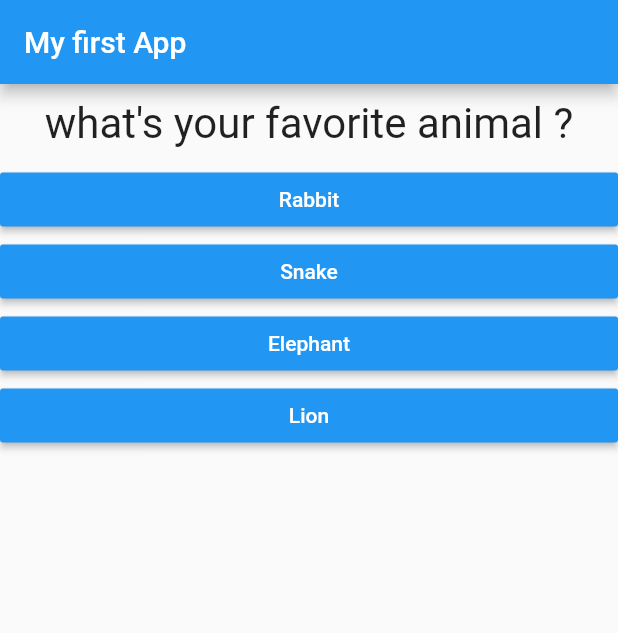
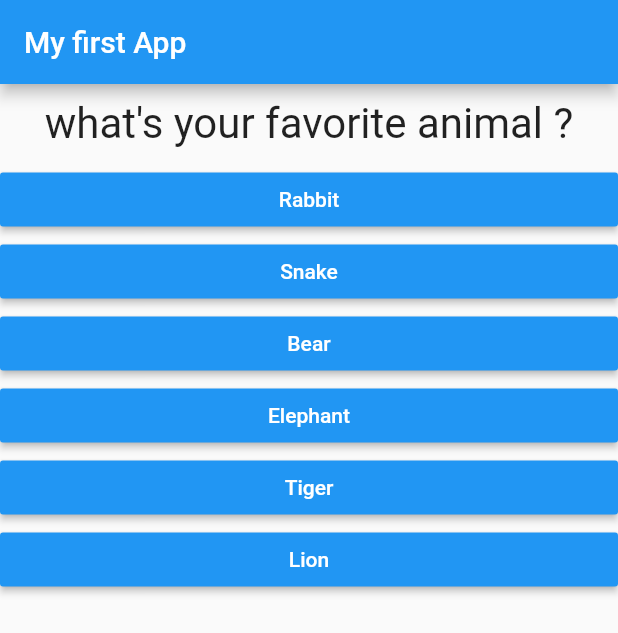
Before and after one commit to YishayGarame/Flutter_questionsApp, a Flutter app: the screen it shows after launch, after a tap on "Black", on a phone screen of 412 x 824 dp. Shown: the top 633 px of the screen. Run offline on Flutter 3.47's test engine with Material 2 defaults, Android fonts, the phone set to English and light mode, and no system bars; missing offline and left inert: dart:ffi.

Commit message:
almost done

```diff
--- a/lib/main.dart
+++ b/lib/main.dart
@@ -1,70 +1,102 @@
 import 'package:flutter/material.dart';
-import './question.dart';
-import './answer.dart';
-void main()
-{
+import './quiz.dart';
+import './result.dart';
+
+void main() {
   runApp(MyApp());
 }
 
 //diff between stateless and stateful on 03:29:00
-class MyApp extends StatefulWidget  {
-
- @override
+class MyApp extends StatefulWidget {
+  @override
   State<StatefulWidget> createState() {
     // TODO: implement createState
-    //_... means private
+    //_ means private
     return _MyAppState();
   }
 }
-class _MyAppState extends State<MyApp>{
+
+class _MyAppState extends State<MyApp> {
+  final _questions = const [
+    {
+      'questionText': 'what\'s your favorite color ?',
+      'answers': [
+        {'text': 'Black', 'score': 10},
+        {'text': 'Red', 'score': 8},
+        {'text': 'Green', 'score': 6},
+        {'text': 'White', 'score': 4},
+        {'text': 'Blue', 'score': 2},
+        {'text': 'Yellow', 'score': 1}
+      ],
+    },
+    {
+      'questionText': 'what\'s your favorite animal ?',
+      'answers': [
+        {'text': 'Rabbit', 'score': 10},
+        {'text': 'Snake', 'score': 8},
+        {'text': 'Bear', 'score': 6},
+        {'text': 'Elephant', 'score': 4},
+        {'text': 'Tiger', 'score': 2},
+        {'text': 'Lion', 'score': 1}
+      ],
+    },
+    {
+      'questionText': 'where\'s your favorite place?',
+      'answers': [
+        {'text': 'Mall', 'score': 10},
+        {'text': 'Gym', 'score': 8},
+        {'text': 'School', 'score': 6},
+        {'text': 'Home', 'score': 4},
+        {'text': 'Friends', 'score': 1},
+        {'text': 'Beach', 'score': 2}
+      ],
+    },
+    {
+      'questionText': 'what\'s your favorite series/Movie?',
+      'answers': [
+        {'text': 'Big momma', 'score': 10},
+        {'text': 'Sparta', 'score': 8},
+        {'text': 'How i met your mother', 'score': 6},
+        {'text': 'Peaky blinders', 'score': 4},
+        {'text': 'Friends', 'score': 1},
+        {'text': 'Game of throness', 'score': 2}
+      ],
+    },
+  ];
   var _questionIndex = 0;
+  var _totalScore = 0;
 
-
-//what make it stop at 2
-  void _answerQuestion(){
+//set the question number and answers
+  void _answerQuestion(int score) {
+    _totalScore += score;
     setState(() {
-    _questionIndex++;
+      _questionIndex++;
     });
     print(_questionIndex);
+    if (_questionIndex < _questions.length) {
+      print('we have more questions!');
+    } else {
+      print('No more questions!');
+    }
   }
 
   @override
   //need to understand the widget-build
-  Widget build(BuildContext context){
+  Widget build(BuildContext context) {
     //Map - Key:Value
-    const questions = [
-      {
-        'questionText': 'what\'s your favorite color ?',
-        'answers': ['Black', 'Red', 'Green', 'White'],
-      },
-      {
-        'questionText': 'what\'s your favorite animal ?',
-        'answers': ['Rabbit', 'Snake', 'Elephant', 'Lion'],
-      },
-      {
-        'questionText': 'where\'s your favorite place?',
-        'answers': ['Beach', 'Mall', 'Gym', 'Home'],
-      },
-    ];
-
     //MaterialApp ?
     //scaffold ?
     return MaterialApp(
       home: Scaffold(
-      appBar: AppBar(
-        title: Text('My first App'),
+        appBar: AppBar(
+          title: Text('My first App'),
         ),
-      body: Column(
-        children:[
-          Question(  // understand the line underneath
-            questions[_questionIndex]['questionText']?.toString() ?? '',
-          ),
-           // the ... pull all the values of the list and add it individually in the surrounding list
-            ...(questions[_questionIndex]['answers'] as List<String>).map((answer) {
-              return Answer(_answerQuestion, answer );
-            }).toList()
-          ],
-        )
+        body: _questionIndex < _questions.length
+            ? Quiz(
+                answerQuestion: _answerQuestion,
+                questionIndex: _questionIndex,
+                questions: _questions)
+            : Result(_totalScore),
       ),
     );
   }
--- /dev/null
+++ b/lib/quiz.dart
@@ -0,0 +1,31 @@
+import 'package:flutter/material.dart';
+import './question.dart';
+import './answer.dart';
+
+class Quiz extends StatelessWidget {
+  final List<Map<String, Object>> questions;
+  final int questionIndex;
+  final Function answerQuestion;
+
+  Quiz(
+      {required this.questions,
+      required this.answerQuestion,
+      required this.questionIndex});
+
+  @override
+  Widget build(BuildContext context) {
+    return Column(
+      children: [
+        Question(
+          // understand the line underneath
+          questions[questionIndex]['questionText']?.toString() ?? '',
+        ),
+        // the ... pull all the values of the list and add it individually in the surrounding list
+        ...(questions[questionIndex]['answers'] as List<Map<String, Object>>)
+            .map((answer) {
+          return Answer(() => answerQuestion(answer['score']), answer['text'].toString());
+        }).toList()
+      ],
+    );
+  }
+}
--- /dev/null
+++ b/lib/result.dart
@@ -0,0 +1,30 @@
+import 'package:flutter/material.dart';
+
+class Result extends StatelessWidget {
+  final int resultScore;
+  Result(this.resultScore);
+
+  String get resultPharse {
+    String resultText ;
+    if (resultScore <= 8) {
+      resultText = 'You are great and awesome';
+    } else if (resultScore <= 12) {
+      resultText = 'you are fine ';
+    } else if (resultScore <= 16) {
+      resultText = 'you are BORING';
+    } else {
+      resultText = 'You are the worst !!!';
+    }
+    return resultText;
+  }
+
+  @override
+  Widget build(BuildContext context) {
+    return Center(
+      child: Text(
+        resultPharse,
+        style: TextStyle(fontSize: 36, fontWeight: FontWeight.bold),
+      ),
+    );
+  }
+}
```
Also changed, not shown: lib/question.dart (+5 -4 lines).
